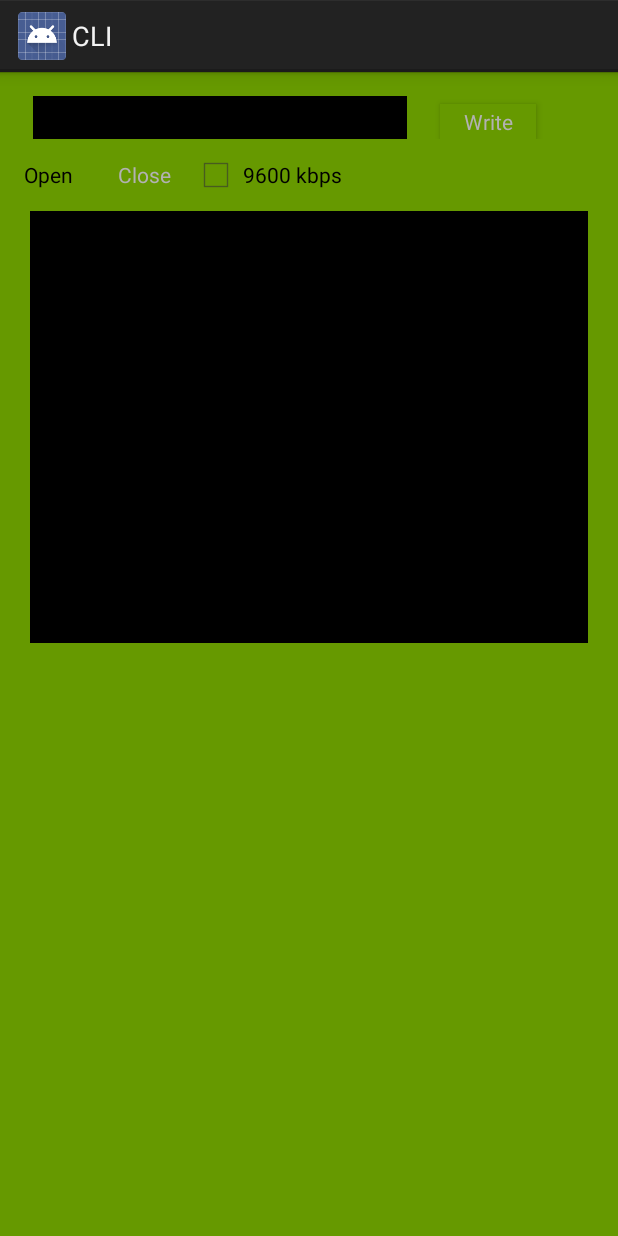
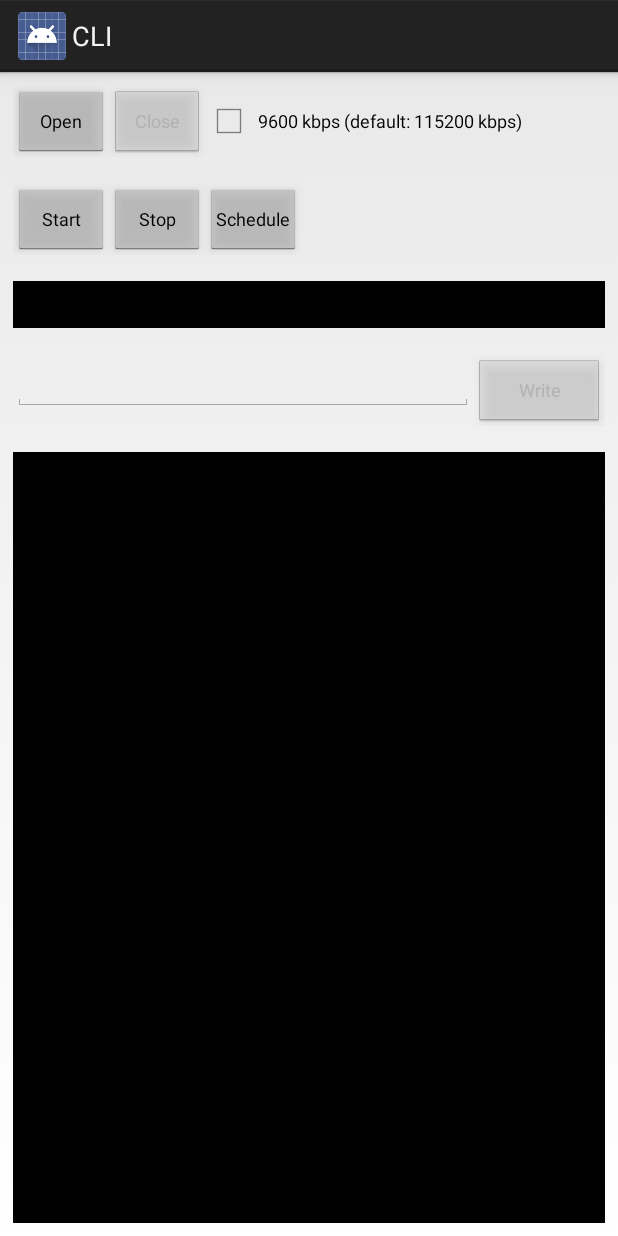
Before and after one commit to araobp/bicycle, an Android app: the screen it shows after launch (MainActivity), on a phone screen of 412 x 824 dp. Run offline under Robolectric (Android 15) with nearby library versions, the phone set to English and light mode, and no system bars.

Commit message:
change layout

```diff
--- a/src/app/src/main/java/jp/arao/bicycle/edge/MainActivity.java
+++ b/src/app/src/main/java/jp/arao/bicycle/edge/MainActivity.java
@@ -70,14 +70,14 @@ public class MainActivity extends ReadListener {
         super.onCreate(savedInstanceState);
         setContentView(R.layout.activity_main);
 
-        mTextView = (TextView) findViewById(R.id.tvRead);
-        mEditText = (EditText) findViewById(R.id.etWrite);
+        mTextView = (TextView) findViewById(R.id.textViewRead);
+        mEditText = (EditText) findViewById(R.id.editTextWrite);
 
-        mButtonOpen = (Button) findViewById(R.id.btOpen);
-        mButtonWrite = (Button) findViewById(R.id.btWrite);
-        mButtonClose = (Button) findViewById(R.id.btClose);
+        mButtonOpen = (Button) findViewById(R.id.buttonOpen);
+        mButtonWrite = (Button) findViewById(R.id.buttonWrite);
+        mButtonClose = (Button) findViewById(R.id.buttonClose);
 
-        mCheckBox = (CheckBox) findViewById(R.id.ckBox);
+        mCheckBox = (CheckBox) findViewById(R.id.checkBoxBaudrate);
 
         updateView(false);
 
--- a/src/app/src/main/res/layout/activity_main.xml
+++ b/src/app/src/main/res/layout/activity_main.xml
@@ -1,150 +1,154 @@
 <LinearLayout xmlns:android="http://schemas.android.com/apk/res/android"
-    xmlns:app="http://schemas.android.com/apk/res-auto"
     xmlns:tools="http://schemas.android.com/tools"
     android:layout_width="match_parent"
     android:layout_height="match_parent"
-    android:background="@android:color/holo_green_dark"
     android:orientation="vertical"
-    tools:context=".MainActivity"
-    tools:layout_editor_absoluteX="0dp"
-    tools:layout_editor_absoluteY="73dp"
-    android:weightSum="1">
+    android:weightSum="1"
+    tools:context=".MainActivity">
 
     <LinearLayout
         android:layout_width="match_parent"
         android:layout_height="wrap_content"
+        android:layout_margin="@dimen/margin"
         android:orientation="horizontal"
-        android:weightSum="1">
+        android:padding="@dimen/padding">
 
-        <EditText
-            android:id="@+id/etWrite"
+        <Button
+            android:id="@+id/buttonOpen"
             android:layout_width="wrap_content"
             android:layout_height="wrap_content"
-            android:layout_marginBottom="8dp"
-            android:layout_marginEnd="22dp"
-            android:layout_marginStart="22dp"
-            android:layout_marginTop="8dp"
-            android:layout_weight="0.49"
-            android:background="@android:color/background_dark"
-            android:ems="10"
-            android:maxLines="1"
-            android:minLines="1"
+            android:elevation="@dimen/button_elevation"
+            android:onClick="onClickOpen"
             android:padding="@dimen/padding"
-            android:textColor="@android:color/holo_green_light"
-            app:layout_constraintBottom_toTopOf="@+id/btClose"
-            app:layout_constraintLeft_toLeftOf="parent"
-            app:layout_constraintRight_toLeftOf="@+id/btWrite"
-            app:layout_constraintTop_toTopOf="@+id/btWrite"
-            app:layout_constraintVertical_bias="0.0"
-            tools:layout_constraintBottom_creator="1"
-            tools:layout_constraintLeft_creator="1"
-            tools:layout_constraintRight_creator="1"
-            tools:layout_constraintTop_creator="1" />
+            android:text="Open"
+            android:textSize="@dimen/button_text_size" />
 
         <Button
-            android:id="@+id/btWrite"
+            android:id="@+id/buttonClose"
+            android:layout_width="wrap_content"
+            android:layout_height="wrap_content"
+            android:elevation="@dimen/button_elevation"
+            android:onClick="onClickClose"
+            android:padding="@dimen/padding"
+            android:text="Close"
+            android:textSize="@dimen/button_text_size" />
+
+        <CheckBox
+            android:id="@+id/checkBoxBaudrate"
             android:layout_width="wrap_content"
             android:layout_height="match_parent"
-            android:layout_marginEnd="16dp"
-            android:layout_marginRight="16dp"
-            android:layout_marginTop="21dp"
-            android:background="@android:color/holo_green_dark"
-            android:elevation="3dp"
-            android:onClick="onClickWrite"
             android:padding="@dimen/padding"
-            android:text="Write"
-            android:textSize="14sp"
-            app:layout_constraintRight_toRightOf="parent"
-            app:layout_constraintTop_toTopOf="parent"
-            tools:layout_constraintRight_creator="1"
-            tools:layout_constraintTop_creator="1" />
+            android:text="9600 kbps (default: 115200 kbps)"
+            android:textSize="@dimen/button_text_size" />
 
     </LinearLayout>
 
     <LinearLayout
         android:layout_width="match_parent"
         android:layout_height="wrap_content"
-        android:orientation="horizontal">
+        android:layout_margin="@dimen/margin"
+        android:orientation="horizontal"
+        android:padding="@dimen/padding">
 
         <Button
-            android:id="@+id/btOpen"
+            android:id="@+id/buttonSTA"
             android:layout_width="wrap_content"
-            android:layout_height="match_parent"
-            android:background="@android:color/holo_green_dark"
-            android:onClick="onClickOpen"
+            android:layout_height="wrap_content"
+            android:elevation="@dimen/button_elevation"
+            android:onClick="onClickClose"
             android:padding="@dimen/padding"
-            android:text="Open"
-            android:textSize="14sp"
-            app:layout_constraintBottom_toTopOf="@+id/tvRead"
-            app:layout_constraintHorizontal_bias="0.54"
-            app:layout_constraintLeft_toLeftOf="parent"
-            app:layout_constraintRight_toLeftOf="@+id/btClose"
-            app:layout_constraintTop_toBottomOf="@+id/etWrite"
-            app:layout_constraintVertical_bias="0.0"
-            tools:layout_constraintBottom_creator="1"
-            tools:layout_constraintLeft_creator="1"
-            tools:layout_constraintRight_creator="1"
-            tools:layout_constraintTop_creator="1" />
+            android:text="Start"
+            android:textSize="@dimen/button_text_size" />
 
         <Button
-            android:id="@+id/btClose"
+            android:id="@+id/buttonSTP"
             android:layout_width="wrap_content"
-            android:layout_height="match_parent"
-            android:background="@android:color/holo_green_dark"
+            android:layout_height="wrap_content"
+            android:elevation="@dimen/button_elevation"
             android:onClick="onClickClose"
             android:padding="@dimen/padding"
-            android:text="Close"
-            android:textSize="14sp"
-            app:layout_constraintBottom_toTopOf="@+id/tvRead"
-            app:layout_constraintHorizontal_bias="0.482"
-            app:layout_constraintLeft_toLeftOf="@+id/etWrite"
-            app:layout_constraintRight_toRightOf="@+id/etWrite"
-            tools:layout_constraintBottom_creator="1"
-            tools:layout_constraintLeft_creator="1"
-            tools:layout_constraintRight_creator="1" />
+            android:text="Stop"
+            android:textSize="@dimen/button_text_size" />
 
-        <CheckBox
-            android:id="@+id/ckBox"
+        <Button
+            android:id="@+id/buttonRSC"
             android:layout_width="wrap_content"
-            android:layout_height="match_parent"
-            android:background="@android:color/holo_green_dark"
+            android:layout_height="wrap_content"
+            android:elevation="@dimen/button_elevation"
+            android:onClick="onClickClose"
             android:padding="@dimen/padding"
-            android:text="9600 kbps"
-            android:textSize="14sp"
-            app:layout_constraintBottom_toTopOf="@+id/tvRead"
-            app:layout_constraintLeft_toRightOf="@+id/etWrite"
-            app:layout_constraintRight_toRightOf="@+id/etWrite"
-            app:layout_constraintTop_toBottomOf="@+id/etWrite"
-            app:layout_constraintVertical_bias="1.0"
-            tools:layout_constraintBottom_creator="1"
-            tools:layout_constraintLeft_creator="1"
-            tools:layout_constraintRight_creator="1"
-            tools:layout_constraintTop_creator="1" />
+            android:text="Schedule"
+            android:textSize="@dimen/button_text_size" />
 
     </LinearLayout>
 
-    <TextView
-        android:id="@+id/tvRead"
+    <LinearLayout
         android:layout_width="match_parent"
-        android:layout_marginEnd="20dp"
-        android:layout_marginStart="20dp"
-        android:background="@android:color/background_dark"
-        android:gravity="bottom"
-        android:maxLines="16"
-        android:minLines="16"
+        android:layout_height="wrap_content"
+        android:layout_margin="@dimen/margin"
+        android:padding="@dimen/padding">
+
+        <TextView
+            android:id="@+id/textViewSchedule"
+            android:layout_width="match_parent"
+            android:layout_height="wrap_content"
+            android:background="@android:color/black"
+            android:padding="@dimen/padding"
+            android:text=""
+            android:textColor="@android:color/holo_orange_light"
+            android:textSize="@dimen/text_size" />
+
+    </LinearLayout>
+
+    <LinearLayout
+        android:layout_width="match_parent"
+        android:layout_height="wrap_content"
+        android:layout_margin="@dimen/margin"
+        android:orientation="horizontal"
         android:padding="@dimen/padding"
-        android:scrollbars="vertical"
-        android:textColor="@android:color/background_light"
-        app:layout_constraintBottom_toBottomOf="parent"
-        app:layout_constraintHorizontal_bias="0.529"
-        app:layout_constraintLeft_toLeftOf="parent"
-        app:layout_constraintRight_toRightOf="parent"
-        app:layout_constraintTop_toTopOf="parent"
-        tools:layout_constraintBottom_creator="1"
-        tools:layout_constraintLeft_creator="1"
-        tools:layout_constraintRight_creator="1"
-        tools:layout_constraintTop_creator="1"
+        android:weightSum="1">
+
+        <EditText
+            android:id="@+id/editTextWrite"
+            android:layout_width="wrap_content"
+            android:layout_height="wrap_content"
+            android:layout_weight="0.8"
+            android:ems="10"
+            android:padding="@dimen/padding"
+            android:textColor="@android:color/holo_green_light"
+            android:textSize="@dimen/text_size" />
+
+        <Button
+            android:id="@+id/buttonWrite"
+            android:layout_width="wrap_content"
+            android:layout_height="wrap_content"
+            android:layout_weight="0.2"
+            android:elevation="@dimen/button_elevation"
+            android:onClick="onClickWrite"
+            android:padding="@dimen/padding"
+            android:text="Write"
+            android:textSize="@dimen/button_text_size" />
+
+    </LinearLayout>
+
+    <LinearLayout
+        android:layout_width="match_parent"
         android:layout_height="wrap_content"
-        android:layout_weight="0.06" />
+        android:layout_margin="@dimen/margin"
+        android:layout_weight="1"
+        android:orientation="vertical"
+        android:padding="@dimen/padding">
+
+        <TextView
+            android:id="@+id/textViewRead"
+            android:layout_width="match_parent"
+            android:layout_height="match_parent"
+            android:background="@android:color/black"
+            android:gravity="bottom"
+            android:padding="@dimen/padding"
+            android:scrollbars="vertical"
+            android:textColor="@android:color/holo_orange_light" />
+
+    </LinearLayout>
 
 </LinearLayout>
--- /dev/null
+++ b/src/app/src/main/res/values/colors.xml
@@ -0,0 +1,3 @@
+<?xml version="1.0" encoding="utf-8"?>
+<resources>
+</resources>
--- a/src/app/src/main/res/values/dimens.xml
+++ b/src/app/src/main/res/values/dimens.xml
@@ -1,8 +1,8 @@
 <resources>
 
-    <!-- Default screen margins, per the Android Design guidelines. -->
-    <dimen name="activity_horizontal_margin">16dp</dimen>
-    <dimen name="activity_vertical_margin">16dp</dimen>
-    <dimen name="margin">3dp</dimen>
-    <dimen name="padding">2dp</dimen>
+    <dimen name="margin">5dp</dimen>
+    <dimen name="padding">3dp</dimen>
+    <dimen name="text_size">18sp</dimen>
+    <dimen name="button_text_size">12sp</dimen>
+    <dimen name="button_elevation">5dp</dimen>
 </resources>
```
Also changed, not shown: 88 other files.
